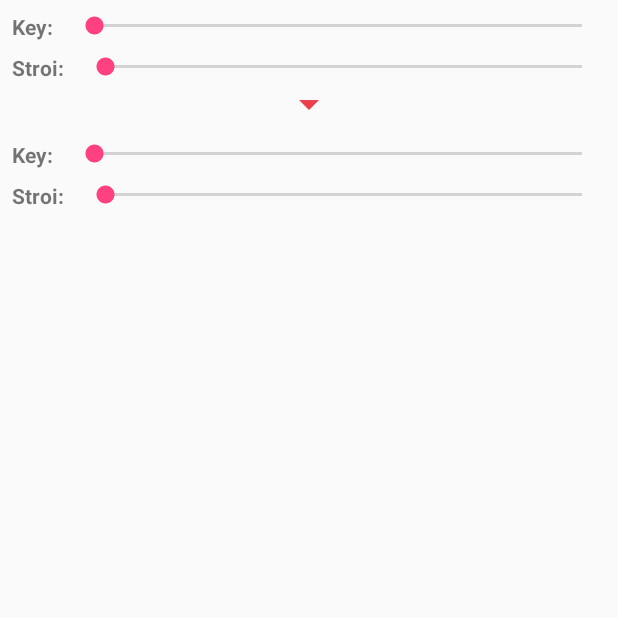
After one commit to AndrianAD/kotlin_test, an Android app: the fragment Setting_Fragment shown on its own in the app's theme, on a phone screen of 412 x 824 dp, the top half of it. The commit adds this screen. Run offline under Robolectric (Android 15) with nearby library versions, the phone set to English and light mode, and no system bars; our stand-ins replace RxJava.

Commit message:
11.03.2019

```diff
--- a/app/build.gradle
+++ b/app/build.gradle
@@ -26,6 +26,7 @@ dependencies {
     implementation "org.jetbrains.kotlin:kotlin-stdlib-jdk7:$kotlin_version"
     implementation 'com.android.support:appcompat-v7:28.0.0'
     implementation 'com.android.support.constraint:constraint-layout:1.1.3'
+    implementation 'com.android.support:support-v4:28.0.0'
     testImplementation 'junit:junit:4.12'
     androidTestImplementation 'com.android.support.test:runner:1.0.2'
     androidTestImplementation 'com.android.support.test.espresso:espresso-core:3.0.2'
--- a/app/src/main/AndroidManifest.xml
+++ b/app/src/main/AndroidManifest.xml
@@ -16,7 +16,8 @@
                 <category android:name="android.intent.category.LAUNCHER" />
             </intent-filter>
         </activity>
-        <activity android:name=".SecondActivity"></activity>
+        <activity android:name=".SecondActivity" />
+        <activity android:name=".SettingHarmonica"></activity>
     </application>
 
 </manifest>
--- /dev/null
+++ b/app/src/main/java/com/example/kotlin_test/Fragments/Setting_Fragment.kt
@@ -0,0 +1,82 @@
+package com.example.kotlin_test.Fragments
+
+import android.os.Bundle
+import android.support.v4.app.Fragment
+import android.view.LayoutInflater
+import android.view.View
+import android.view.ViewGroup
+import android.widget.SeekBar
+import android.widget.Toast
+import com.example.kotlin_test.Data.Harp
+
+import com.example.kotlin_test.R
+import com.example.kotlin_test.SecondActivity
+import com.example.kotlin_test.SecondActivity.Companion.harp1
+import com.example.kotlin_test.SecondActivity.Companion.harp2
+import com.example.kotlin_test.Util
+import com.example.kotlin_test.toast
+import io.reactivex.Observable
+import io.reactivex.android.schedulers.AndroidSchedulers
+import io.reactivex.schedulers.Schedulers
+import kotlinx.android.synthetic.main.activity_second.*
+import kotlinx.android.synthetic.main.fragment_setting.*
+import kotlinx.android.synthetic.main.fragment_setting.view.*
+
+// TODO: Rename parameter arguments, choose names that match
+// the fragment initialization parameters, e.g. ARG_ITEM_NUMBER
+private const val ARG_PARAM1 = "param1"
+private const val ARG_PARAM2 = "param2"
+
+
+class Setting_Fragment : Fragment(){
+
+
+    override fun onCreateView(inflater: LayoutInflater, container: ViewGroup?,
+                              savedInstanceState: Bundle?): View? {
+        var view: View = inflater.inflate(R.layout.fragment_setting, container, false)
+
+
+
+
+       view.seekBarKey.setOnSeekBarChangeListener(object : SeekBar.OnSeekBarChangeListener {
+
+            override fun onProgressChanged(seekBar: SeekBar, progress: Int, b: Boolean) {
+                harp1.value=Harp(position = progress)
+                textKey.text= harp1.value!!.key_of_harp
+                SecondActivity.liveData.value = Util.getResult(harp1.value!!, harp2.value!!, SecondActivity.inPutText)
+
+            }
+            override fun onStartTrackingTouch(seekBar: SeekBar) {
+            }
+            override fun onStopTrackingTouch(seekBar: SeekBar) {
+            }
+        })
+
+
+        view.seekBarKey2.setOnSeekBarChangeListener(object : SeekBar.OnSeekBarChangeListener {
+
+            override fun onProgressChanged(seekBar: SeekBar, progress: Int, b: Boolean) {
+                harp2.value=Harp(position = progress)
+                textKey2.text= harp2.value!!.key_of_harp
+                SecondActivity.liveData.value = Util.getResult(harp1.value!!, harp2.value!!, SecondActivity.inPutText)
+
+            }
+            override fun onStartTrackingTouch(seekBar: SeekBar) {
+            }
+            override fun onStopTrackingTouch(seekBar: SeekBar) {
+            }
+        })
+
+
+
+
+
+
+        return view
+    }
+
+    override fun onStop() {
+        super.onStop()
+        activity!!.setting_id.visibility=View.VISIBLE
+    }
+}
--- /dev/null
+++ b/app/src/main/res/layout/fragment_setting.xml
@@ -0,0 +1,132 @@
+<?xml version="1.0" encoding="utf-8"?>
+<android.support.constraint.ConstraintLayout xmlns:android="http://schemas.android.com/apk/res/android"
+    xmlns:tools="http://schemas.android.com/tools"
+    android:layout_width="match_parent"
+    android:layout_height="match_parent"
+    xmlns:app="http://schemas.android.com/apk/res-auto"
+    tools:context=".Fragments.Setting_Fragment">
+
+
+    <TextView
+        android:id="@+id/textKey"
+        android:layout_width="0dp"
+        android:layout_height="wrap_content"
+        android:text="Key: "
+        android:textStyle="bold"
+        android:layout_margin="8dp"
+        app:layout_constraintStart_toStartOf="parent"
+        app:layout_constraintTop_toTopOf="parent"
+        app:layout_constraintHorizontal_weight="3"
+       />
+
+    <SeekBar
+        android:id="@+id/seekBarKey"
+        android:layout_width="0dp"
+        android:layout_height="wrap_content"
+        app:layout_constraintStart_toEndOf="@id/textKey"
+        android:max="11"
+        android:layout_margin="8dp"
+        app:layout_constraintEnd_toEndOf="parent"
+        app:layout_constraintTop_toTopOf="parent"
+        app:layout_constraintHorizontal_weight="7"
+       />
+
+
+
+    <TextView
+        android:id="@+id/textStroi"
+        android:layout_width="0dp"
+        android:layout_height="wrap_content"
+        android:text="Stroi: "
+        android:textStyle="bold"
+        android:layout_margin="8dp"
+        app:layout_constraintStart_toStartOf="parent"
+        app:layout_constraintTop_toBottomOf="@id/textKey"
+        app:layout_constraintHorizontal_weight="3"
+        />
+
+    <SeekBar
+        android:id="@+id/seekBarStroi"
+        android:layout_width="0dp"
+        android:layout_height="wrap_content"
+        app:layout_constraintStart_toEndOf="@id/textStroi"
+        android:max="4"
+        android:layout_margin="8dp"
+        app:layout_constraintTop_toBottomOf="@id/textKey"
+        app:layout_constraintEnd_toEndOf="parent"
+        app:layout_constraintHorizontal_weight="7"
+        />
+
+    <ImageView
+      android:id="@+id/arrow_image"
+        android:layout_width="wrap_content"
+        android:layout_height="wrap_content"
+        android:src="@drawable/ic_arrow_down"
+        app:layout_constraintTop_toBottomOf="@id/seekBarStroi"
+        app:layout_constraintEnd_toEndOf="parent"
+        app:layout_constraintStart_toStartOf="parent"/>
+
+
+
+    <TextView
+        android:id="@+id/textKey2"
+        android:layout_width="0dp"
+        android:layout_height="wrap_content"
+        android:text="Key: "
+        android:textStyle="bold"
+        android:layout_margin="8dp"
+        app:layout_constraintStart_toStartOf="parent"
+        app:layout_constraintTop_toBottomOf="@id/arrow_image"
+        app:layout_constraintHorizontal_weight="3"
+        />
+
+    <SeekBar
+        android:id="@+id/seekBarKey2"
+        android:layout_width="0dp"
+        android:layout_height="wrap_content"
+        app:layout_constraintStart_toEndOf="@id/textKey2"
+        android:max="11"
+        android:layout_margin="8dp"
+        app:layout_constraintEnd_toEndOf="parent"
+        app:layout_constraintTop_toBottomOf="@id/arrow_image"
+        app:layout_constraintHorizontal_weight="7"
+        />
+
+    <TextView
+        android:id="@+id/textStroi2"
+        android:layout_width="0dp"
+        android:layout_height="wrap_content"
+        android:text="Stroi: "
+        android:textStyle="bold"
+        android:layout_margin="8dp"
+        app:layout_constraintStart_toStartOf="parent"
+        app:layout_constraintTop_toBottomOf="@id/textKey2"
+        app:layout_constraintHorizontal_weight="3"
+        />
+
+    <SeekBar
+        android:id="@+id/seekBarStroi2"
+        android:layout_width="0dp"
+        android:layout_height="wrap_content"
+        app:layout_constraintStart_toEndOf="@id/textStroi"
+        android:max="4"
+        android:layout_margin="8dp"
+        app:layout_constraintTop_toBottomOf="@id/textKey2"
+        app:layout_constraintEnd_toEndOf="parent"
+        app:layout_constraintHorizontal_weight="7"
+        />
+
+
+
+
+
+
+
+
+
+
+
+
+
+
+</android.support.constraint.ConstraintLayout>
--- a/app/src/main/res/values/strings.xml
+++ b/app/src/main/res/values/strings.xml
@@ -23,4 +23,7 @@
         <item>F</item>
     </string-array>
 
+    <!-- TODO: Remove or change this placeholder text -->
+    <string name="hello_blank_fragment">Hello blank fragment</string>
+
 </resources>
```
Also changed, not shown: app/src/main/java/com/example/kotlin_test/SecondActivity.kt (+73 -30 lines), app/src/main/java/com/example/kotlin_test/SettingHarmonica.kt (added, +15 -0 lines), app/src/main/java/com/example/kotlin_test/Util.kt (+13 -6 lines), app/src/main/res/layout/activity_second.xml (+21 -100 lines), app/src/main/res/layout/activity_setting_harmonica.xml (added, +9 -0 lines), app/src/main/res/values/styles.xml (+4 -4 lines), app/src/main/res/drawable-hdpi/ic_arrow_down.png (added), app/src/main/res/drawable-mdpi/ic_arrow_down.png (added), app/src/main/res/drawable-xhdpi/ic_arrow_down.png (added), app/src/main/res/drawable-xxhdpi/ic_arrow_down.png (added).
